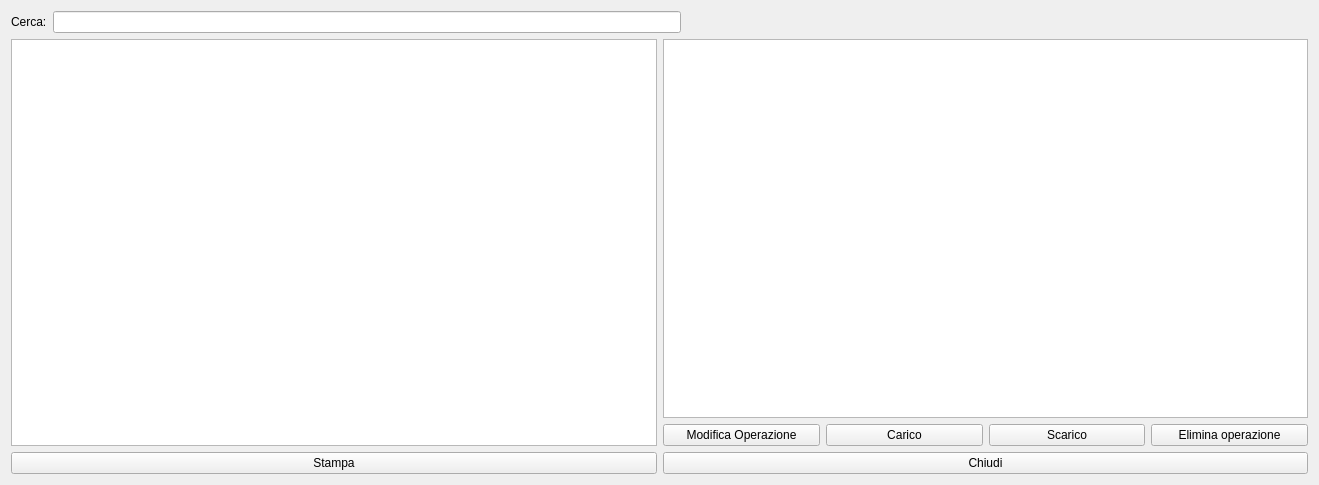
Old version of the form ftcontainers_overview.ui in the repository fblabs/CLTags.
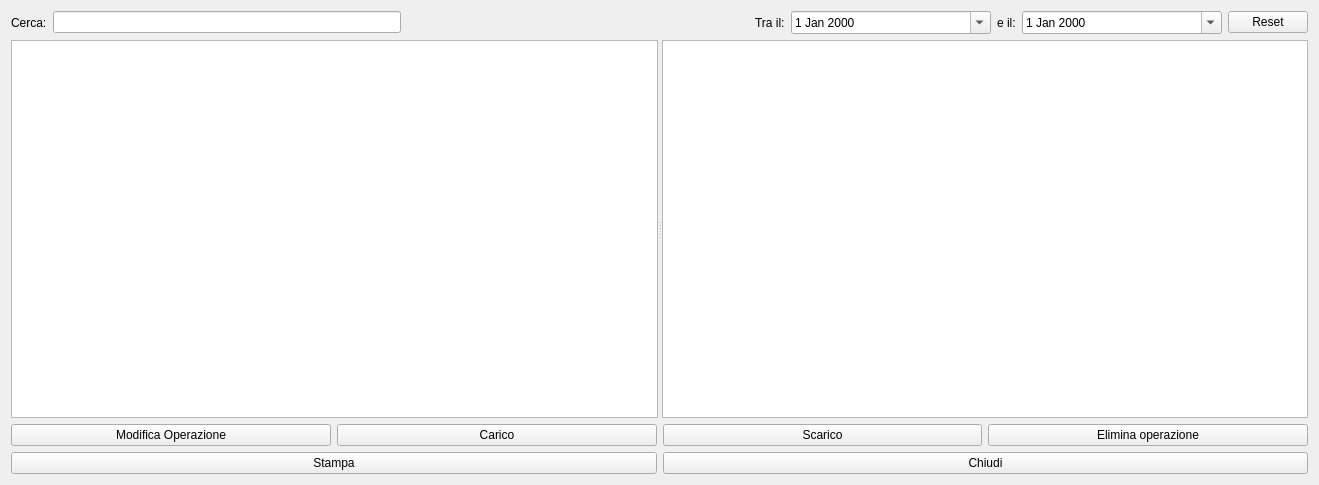
New version of the form. Icons and pictures are not drawn.

Diff of the .ui file:
```diff
--- a/ftcontainers_overview.ui
+++ b/ftcontainers_overview.ui
@@ -16,9 +16,9 @@
   <property name="windowTitle">
    <string>Panoramica Vasi e Tappi</string>
   </property>
-  <layout class="QVBoxLayout" name="verticalLayout_3">
+  <layout class="QVBoxLayout" name="verticalLayout">
    <item>
-    <layout class="QHBoxLayout" name="horizontalLayout_3">
+    <layout class="QHBoxLayout" name="horizontalLayout_2">
      <item>
       <widget class="QLabel" name="label">
        <property name="text">
@@ -42,11 +42,71 @@
        </property>
       </spacer>
      </item>
+     <item>
+      <widget class="QLabel" name="label_2">
+       <property name="text">
+        <string>Tra il:</string>
+       </property>
+      </widget>
+     </item>
+     <item>
+      <widget class="QDateEdit" name="deDal">
+       <property name="minimumSize">
+        <size>
+         <width>200</width>
+         <height>0</height>
+        </size>
+       </property>
+       <property name="calendarPopup">
+        <bool>true</bool>
+       </property>
+      </widget>
+     </item>
+     <item>
+      <widget class="QLabel" name="label_3">
+       <property name="text">
+        <string>e il:</string>
+       </property>
+      </widget>
+     </item>
+     <item>
+      <widget class="QDateEdit" name="deAl">
+       <property name="minimumSize">
+        <size>
+         <width>200</width>
+         <height>0</height>
+        </size>
+       </property>
+       <property name="maximumSize">
+        <size>
+         <width>16777215</width>
+         <height>16777215</height>
+        </size>
+       </property>
+       <property name="calendarPopup">
+        <bool>true</bool>
+       </property>
+      </widget>
+     </item>
+     <item>
+      <widget class="QPushButton" name="pbReset">
+       <property name="text">
+        <string>Reset</string>
+       </property>
+       <property name="icon">
+        <iconset resource="resources.qrc">
+         <normaloff>:/resources/icons/Counterclockwise-arrow64.png</normaloff>:/resources/icons/Counterclockwise-arrow64.png</iconset>
+       </property>
+      </widget>
+     </item>
     </layout>
    </item>
    <item>
-    <layout class="QHBoxLayout" name="horizontalLayout_2">
-     <item>
+    <widget class="QSplitter" name="splitter">
+     <property name="orientation">
+      <enum>Qt::Horizontal</enum>
+     </property>
+     <widget class="QWidget" name="">
       <layout class="QVBoxLayout" name="verticalLayout_2">
        <item>
         <widget class="QTableView" name="tvOverview">
@@ -56,6 +116,10 @@
            <height>16777215</height>
           </size>
          </property>
+         <property name="styleSheet">
+          <string notr="true">selection-color: rgb(255, 255, 255);
+selection-background-color: rgb(85, 85, 255);</string>
+         </property>
          <property name="editTriggers">
           <set>QAbstractItemView::NoEditTriggers</set>
          </property>
@@ -77,10 +141,7 @@
         </widget>
        </item>
       </layout>
-     </item>
-     <item>
-      <layout class="QVBoxLayout" name="verticalLayout">
-       <item>
+     </widget>
         <widget class="QTableView" name="tvDetails">
          <property name="editTriggers">
           <set>QAbstractItemView::NoEditTriggers</set>
@@ -101,6 +162,7 @@
           <bool>false</bool>
          </attribute>
         </widget>
+    </widget>
        </item>
        <item>
         <layout class="QHBoxLayout" name="horizontalLayout">
@@ -186,10 +248,6 @@
             </size>
            </property>
           </widget>
-         </item>
-        </layout>
-       </item>
-      </layout>
      </item>
     </layout>
    </item>
```
Lines whose indentation alone changed are shown as unchanged.
